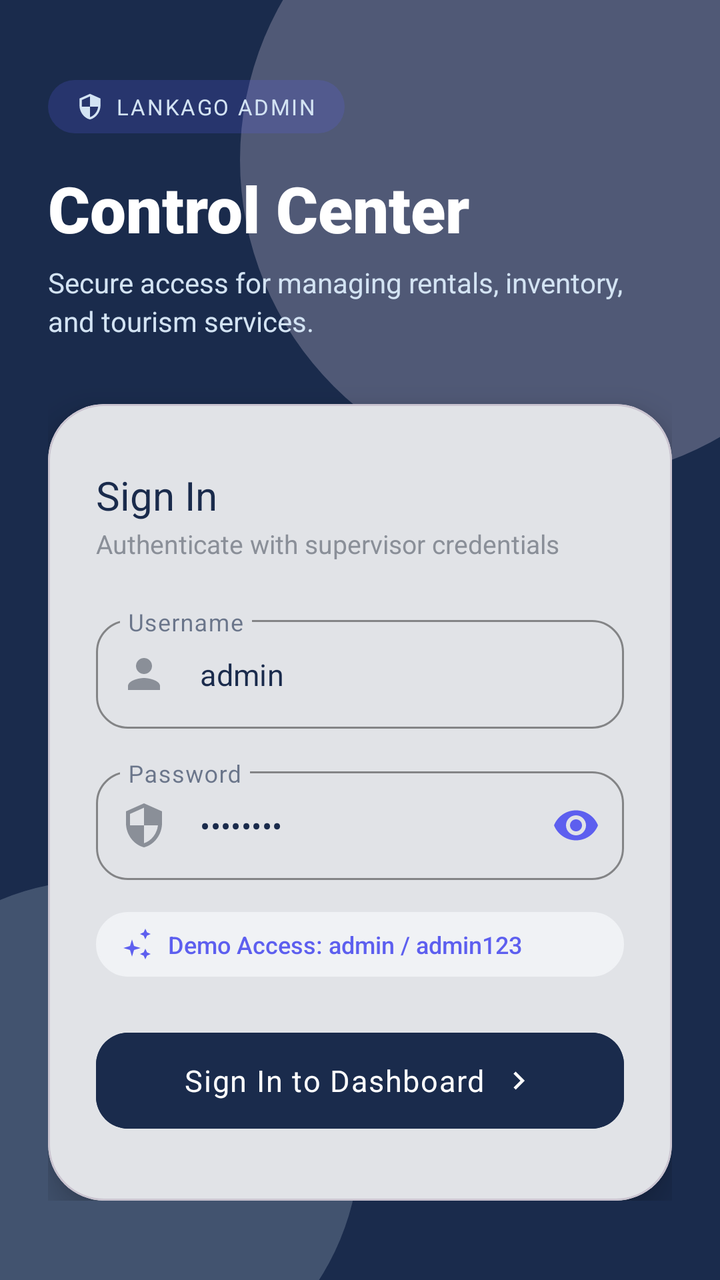
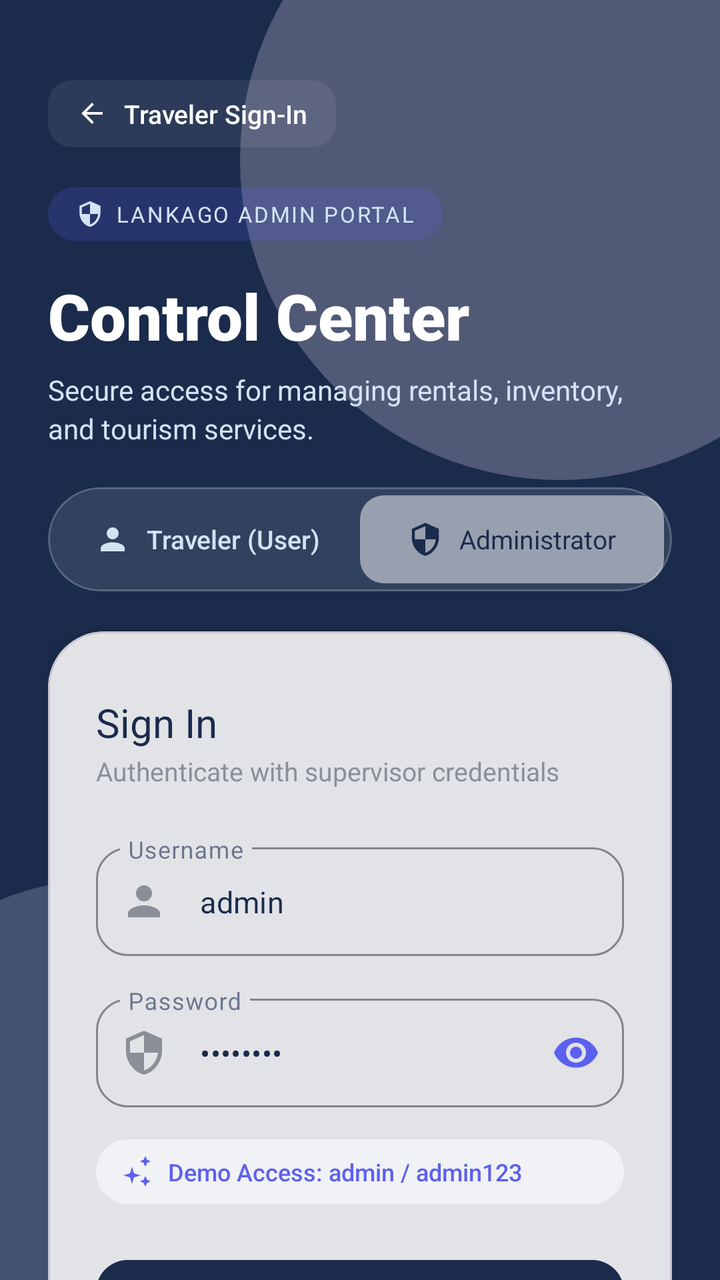

Screens rendered from an Android XML layout before and after an edit, with the pre-edit source and the edit as a unified diff.
<!-- AndroidManifest.xml: application theme Theme.LankaGo -->
<!-- res/layout/fragment_admin_login.xml -->
<?xml version="1.0" encoding="utf-8"?>
<androidx.constraintlayout.widget.ConstraintLayout
    xmlns:android="http://schemas.android.com/apk/res/android"
    xmlns:app="http://schemas.android.com/apk/res-auto"
    xmlns:tools="http://schemas.android.com/tools"
    android:id="@+id/admin_login_root"
    android:layout_width="match_parent"
    android:layout_height="match_parent"
    android:background="#1A2B4C"
    tools:context=".fragments.admin.AdminLoginFragment">

    
    <View
        android:layout_width="320dp"
        android:layout_height="320dp"
        android:alpha="0.25"
        android:background="@drawable/bg_circle_purple"
        app:layout_constraintEnd_toEndOf="parent"
        app:layout_constraintTop_toTopOf="parent"
        android:translationX="80dp"
        android:translationY="-80dp" />

    
    <View
        android:layout_width="260dp"
        android:layout_height="260dp"
        android:alpha="0.2"
        android:background="@drawable/bg_circle_blue"
        app:layout_constraintStart_toStartOf="parent"
        app:layout_constraintBottom_toBottomOf="parent"
        android:translationX="-80dp"
        android:translationY="60dp" />

    <androidx.core.widget.NestedScrollView
        android:layout_width="match_parent"
        android:layout_height="match_parent"
        android:fillViewport="true"
        app:layout_constraintBottom_toBottomOf="parent"
        app:layout_constraintEnd_toEndOf="parent"
        app:layout_constraintStart_toStartOf="parent"
        app:layout_constraintTop_toTopOf="parent">

        <androidx.constraintlayout.widget.ConstraintLayout
            android:layout_width="match_parent"
            android:layout_height="wrap_content"
            android:paddingHorizontal="24dp"
            android:paddingVertical="40dp">

            
            <LinearLayout
                android:id="@+id/layout_badge"
                android:layout_width="wrap_content"
                android:layout_height="wrap_content"
                android:background="@drawable/bg_pill_purple"
                android:backgroundTint="#335D5FEF"
                android:gravity="center_vertical"
                android:orientation="horizontal"
                android:paddingHorizontal="14dp"
                android:paddingVertical="6dp"
                app:layout_constraintStart_toStartOf="parent"
                app:layout_constraintTop_toTopOf="parent">

                <ImageView
                    android:layout_width="14dp"
                    android:layout_height="14dp"
                    android:contentDescription="Security"
                    android:src="@drawable/ic_shield"
                    app:tint="#D3E3F3" />

                <TextView
                    android:layout_width="wrap_content"
                    android:layout_height="wrap_content"
                    android:layout_marginStart="6dp"
                    android:fontFamily="sans-serif-bold"
                    android:letterSpacing="0.08"
                    android:text="LANKAGO ADMIN"
                    android:textColor="#D3E3F3"
                    android:textSize="11sp" />
            </LinearLayout>

            <TextView
                android:id="@+id/tv_title"
                android:layout_width="0dp"
                android:layout_height="wrap_content"
                android:layout_marginTop="16dp"
                android:fontFamily="sans-serif-black"
                android:text="Control Center"
                android:textColor="#FFFFFF"
                android:textSize="32sp"
                app:layout_constraintEnd_toEndOf="parent"
                app:layout_constraintStart_toStartOf="parent"
                app:layout_constraintTop_toBottomOf="@id/layout_badge" />

            <TextView
                android:id="@+id/tv_subtitle"
                android:layout_width="0dp"
                android:layout_height="wrap_content"
                android:layout_marginTop="6dp"
                android:fontFamily="sans-serif"
                android:text="Secure access for managing rentals, inventory, and tourism services."
                android:textColor="#D3E3F3"
                android:textSize="14sp"
                android:lineSpacingExtra="3dp"
                app:layout_constraintEnd_toEndOf="parent"
                app:layout_constraintStart_toStartOf="parent"
                app:layout_constraintTop_toBottomOf="@id/tv_title" />

            
            <com.google.android.material.card.MaterialCardView
                android:id="@+id/card_login"
                android:layout_width="match_parent"
                android:layout_height="wrap_content"
                android:layout_marginTop="32dp"
                app:cardBackgroundColor="#FFFFFF"
                app:cardCornerRadius="28dp"
                app:cardElevation="10dp"
                app:layout_constraintEnd_toEndOf="parent"
                app:layout_constraintStart_toStartOf="parent"
                app:layout_constraintTop_toBottomOf="@id/tv_subtitle">

                <LinearLayout
                    android:layout_width="match_parent"
                    android:layout_height="wrap_content"
                    android:orientation="vertical"
                    android:paddingHorizontal="24dp"
                    android:paddingVertical="32dp">

                    <TextView
                        android:layout_width="wrap_content"
                        android:layout_height="wrap_content"
                        android:fontFamily="sans-serif-bold"
                        android:text="Sign In"
                        android:textColor="#1A2B4C"
                        android:textSize="20sp" />

                    <TextView
                        android:layout_width="wrap_content"
                        android:layout_height="wrap_content"
                        android:layout_marginTop="2dp"
                        android:fontFamily="sans-serif"
                        android:text="Authenticate with supervisor credentials"
                        android:textColor="#8A8F98"
                        android:textSize="13sp" />

                    
                    <com.google.android.material.textfield.TextInputLayout
                        android:id="@+id/til_admin_username"
                        style="@style/Widget.MaterialComponents.TextInputLayout.OutlinedBox"
                        android:layout_width="match_parent"
                        android:layout_height="wrap_content"
                        android:layout_marginTop="24dp"
                        android:hint="Username"
                        app:boxCornerRadiusBottomEnd="16dp"
                        app:boxCornerRadiusBottomStart="16dp"
                        app:boxCornerRadiusTopEnd="16dp"
                        app:boxCornerRadiusTopStart="16dp"
                        app:boxStrokeColor="#5D5FEF"
                        app:hintTextColor="#5D5FEF"
                        app:startIconDrawable="@drawable/ic_admin_profile"
                        app:startIconTint="#8A8F98">

                        <com.google.android.material.textfield.TextInputEditText
                            android:id="@+id/et_admin_username"
                            android:layout_width="match_parent"
                            android:layout_height="wrap_content"
                            android:fontFamily="sans-serif"
                            android:inputType="text"
                            android:maxLines="1"
                            android:text="admin"
                            android:textColor="#1A2B4C"
                            android:textSize="15sp" />
                    </com.google.android.material.textfield.TextInputLayout>

                    
                    <com.google.android.material.textfield.TextInputLayout
                        android:id="@+id/til_admin_password"
                        style="@style/Widget.MaterialComponents.TextInputLayout.OutlinedBox"
                        android:layout_width="match_parent"
                        android:layout_height="wrap_content"
                        android:layout_marginTop="16dp"
                        android:hint="Password"
                        app:boxCornerRadiusBottomEnd="16dp"
                        app:boxCornerRadiusBottomStart="16dp"
                        app:boxCornerRadiusTopEnd="16dp"
                        app:boxCornerRadiusTopStart="16dp"
                        app:boxStrokeColor="#5D5FEF"
                        app:endIconMode="password_toggle"
                        app:endIconTint="#5D5FEF"
                        app:hintTextColor="#5D5FEF"
                        app:startIconDrawable="@drawable/ic_shield"
                        app:startIconTint="#8A8F98">

                        <com.google.android.material.textfield.TextInputEditText
                            android:id="@+id/et_admin_password"
                            android:layout_width="match_parent"
                            android:layout_height="wrap_content"
                            android:fontFamily="sans-serif"
                            android:inputType="textPassword"
                            android:maxLines="1"
                            android:text="admin123"
                            android:textColor="#1A2B4C"
                            android:textSize="15sp" />
                    </com.google.android.material.textfield.TextInputLayout>

                    
                    <LinearLayout
                        android:layout_width="match_parent"
                        android:layout_height="wrap_content"
                        android:layout_marginTop="16dp"
                        android:background="@drawable/bg_admin_chip_inactive"
                        android:backgroundTint="#F0F2F5"
                        android:gravity="center_vertical"
                        android:orientation="horizontal"
                        android:paddingHorizontal="12dp"
                        android:paddingVertical="8dp">

                        <ImageView
                            android:layout_width="16dp"
                            android:layout_height="16dp"
                            android:contentDescription="Info"
                            android:src="@drawable/ic_sparkle"
                            app:tint="#5D5FEF" />

                        <TextView
                            android:layout_width="wrap_content"
                            android:layout_height="wrap_content"
                            android:layout_marginStart="8dp"
                            android:fontFamily="sans-serif-medium"
                            android:text="Demo Access: admin / admin123"
                            android:textColor="#5D5FEF"
                            android:textSize="12sp" />
                    </LinearLayout>

                    
                    <com.google.android.material.button.MaterialButton
                        android:id="@+id/btn_admin_login"
                        android:layout_width="match_parent"
                        android:layout_height="56dp"
                        android:layout_marginTop="24dp"
                        android:backgroundTint="#1A2B4C"
                        android:fontFamily="sans-serif-bold"
                        android:letterSpacing="0.04"
                        android:text="Sign In to Dashboard"
                        android:textAllCaps="false"
                        android:textColor="#FFFFFF"
                        android:textSize="15sp"
                        app:cornerRadius="16dp"
                        app:elevation="4dp"
                        app:icon="@drawable/ic_arrow_forward"
                        app:iconGravity="textEnd"
                        app:iconTint="#FFFFFF" />

                </LinearLayout>
            </com.google.android.material.card.MaterialCardView>

        </androidx.constraintlayout.widget.ConstraintLayout>
    </androidx.core.widget.NestedScrollView>

</androidx.constraintlayout.widget.ConstraintLayout>
<!-- resources referenced by this layout -->
<resources>
  <!-- drawable bg_admin_chip_inactive (drawable) -->
  <?xml version="1.0" encoding="utf-8"?>
  <shape xmlns:android="http://schemas.android.com/apk/res/android"
      android:shape="rectangle">
      <solid android:color="#FFFFFF" />
      <stroke
          android:width="1dp"
          android:color="#E5E7EB" />
      <corners android:radius="50dp" />
  </shape>
  <!-- drawable bg_circle_blue (drawable) -->
  <?xml version="1.0" encoding="utf-8"?>
  <shape xmlns:android="http://schemas.android.com/apk/res/android"
      android:shape="oval">
      <solid android:color="#E3F2FD"/>
  </shape>
  <!-- drawable bg_circle_purple (drawable) -->
  <?xml version="1.0" encoding="utf-8"?>
  <shape xmlns:android="http://schemas.android.com/apk/res/android"
      android:shape="oval">
      <solid android:color="#F3E5F5"/>
  </shape>
  <!-- drawable bg_pill_purple (drawable) -->
  <?xml version="1.0" encoding="utf-8"?>
  <shape xmlns:android="http://schemas.android.com/apk/res/android" android:shape="rectangle">
      <solid android:color="#F3E5F5"/>
      <corners android:radius="16dp"/>
  </shape>
  <!-- drawable ic_arrow_forward (drawable) -->
  <vector xmlns:android="http://schemas.android.com/apk/res/android"
      android:width="24dp"
      android:height="24dp"
      android:viewportWidth="24.0"
      android:viewportHeight="24.0">
      <path
          android:fillColor="#FFFFFF"
          android:pathData="M10,6L8.59,7.41L13.17,12L8.59,16.59L10,18L16,12L10,6z"/>
  </vector>
  <style name="Theme.LankaGo" parent="Base.Theme.LankaGo" />
  <color name="primary">#1A2B4C</color>
  <color name="on_primary">#FFFFFF</color>
  <color name="primary_container">#E6EEF8</color>
  <color name="on_primary_container">#0D192E</color>
  <color name="secondary">#F59E0B</color>
  <color name="on_secondary">#FFFFFF</color>
  <color name="secondary_container">#FEF3C7</color>
  <color name="on_secondary_container">#78350F</color>
  <color name="background_primary">#F8F9FA</color>
  <color name="surface_card">#FFFFFF</color>
  <color name="text_primary">#1A2B4C</color>
  <color name="surface_variant">#F1F5F9</color>
  <color name="text_secondary">#64748B</color>
  <color name="border">#E2E8F0</color>
  <style name="Widget.LankaGo.Button" parent="Widget.Material3.Button">
          <item name="backgroundTint">@color/primary</item>
          <item name="android:textColor">@color/on_primary</item>
          <item name="cornerRadius">12dp</item>
      </style>
  <style name="Widget.LankaGo.FloatingActionButton" parent="Widget.Material3.FloatingActionButton.Primary">
          <item name="backgroundTint">@color/secondary</item>
          <item name="tint">@color/on_secondary</item>
      </style>
  <style name="Widget.LankaGo.ActiveIndicator" parent="Widget.Material3.BottomNavigationView.ActiveIndicator">
          <item name="android:color">@color/primary_container</item>
      </style>
  <!-- unchanged entries left out for length: 5 -->
</resources>

<!-- the commit's change to res/layout/fragment_admin_login.xml (unified diff, before → after) -->
@@ -48,9 +48,42 @@
 
             
             <LinearLayout
+                android:id="@+id/btn_back_to_user_login"
+                android:layout_width="wrap_content"
+                android:layout_height="wrap_content"
+                android:background="@drawable/bg_pill"
+                android:backgroundTint="#26FFFFFF"
+                android:clickable="true"
+                android:focusable="true"
+                android:gravity="center_vertical"
+                android:orientation="horizontal"
+                android:paddingHorizontal="14dp"
+                android:paddingVertical="8dp"
+                app:layout_constraintStart_toStartOf="parent"
+                app:layout_constraintTop_toTopOf="parent">
+
+                <ImageView
+                    android:layout_width="16dp"
+                    android:layout_height="16dp"
+                    android:src="@drawable/ic_arrow_back"
+                    app:tint="#FFFFFF" />
+
+                <TextView
+                    android:layout_width="wrap_content"
+                    android:layout_height="wrap_content"
+                    android:layout_marginStart="8dp"
+                    android:fontFamily="sans-serif-medium"
+                    android:text="Traveler Sign-In"
+                    android:textColor="#FFFFFF"
+                    android:textSize="13sp" />
+            </LinearLayout>
+
+            
+            <LinearLayout
                 android:id="@+id/layout_badge"
                 android:layout_width="wrap_content"
                 android:layout_height="wrap_content"
+                android:layout_marginTop="20dp"
                 android:background="@drawable/bg_pill_purple"
                 android:backgroundTint="#335D5FEF"
                 android:gravity="center_vertical"
@@ -58,7 +91,7 @@
                 android:paddingHorizontal="14dp"
                 android:paddingVertical="6dp"
                 app:layout_constraintStart_toStartOf="parent"
-                app:layout_constraintTop_toTopOf="parent">
+                app:layout_constraintTop_toBottomOf="@id/btn_back_to_user_login">
 
                 <ImageView
                     android:layout_width="14dp"
@@ -73,7 +106,7 @@
                     android:layout_marginStart="6dp"
                     android:fontFamily="sans-serif-bold"
                     android:letterSpacing="0.08"
-                    android:text="LANKAGO ADMIN"
+                    android:text="LANKAGO ADMIN PORTAL"
                     android:textColor="#D3E3F3"
                     android:textSize="11sp" />
             </LinearLayout>
@@ -107,16 +140,97 @@
 
             
             <com.google.android.material.card.MaterialCardView
+                android:id="@+id/layout_admin_role_selector"
+                android:layout_width="0dp"
+                android:layout_height="52dp"
+                android:layout_marginTop="20dp"
+                app:cardCornerRadius="26dp"
+                app:cardElevation="0dp"
+                app:strokeWidth="1dp"
+                app:strokeColor="#33FFFFFF"
+                app:cardBackgroundColor="#1AFFFFFF"
+                app:layout_constraintEnd_toEndOf="parent"
+                app:layout_constraintStart_toStartOf="parent"
+                app:layout_constraintTop_toBottomOf="@id/tv_subtitle">
+
+                <LinearLayout
+                    android:layout_width="match_parent"
+                    android:layout_height="match_parent"
+                    android:orientation="horizontal"
+                    android:padding="4dp">
+
+                    
+                    <LinearLayout
+                        android:id="@+id/btn_admin_role_user"
+                        android:layout_width="0dp"
+                        android:layout_height="match_parent"
+                        android:layout_weight="1"
+                        android:background="@android:color/transparent"
+                        android:gravity="center"
+                        android:clickable="true"
+                        android:focusable="true"
+                        android:orientation="horizontal">
+
+                        <ImageView
+                            android:layout_width="18dp"
+                            android:layout_height="18dp"
+                            android:src="@drawable/ic_nav_profile"
+                            app:tint="#D3E3F3" />
+
+                        <TextView
+                            android:layout_width="wrap_content"
+                            android:layout_height="wrap_content"
+                            android:layout_marginStart="8dp"
+                            android:fontFamily="sans-serif-medium"
+                            android:text="Traveler (User)"
+                            android:textColor="#D3E3F3"
+                            android:textSize="13sp" />
+                    </LinearLayout>
+
+                    
+                    <LinearLayout
+                        android:id="@+id/btn_admin_role_admin"
+                        android:layout_width="0dp"
+                        android:layout_height="match_parent"
+                        android:layout_weight="1"
+                        android:background="@drawable/bg_pill"
+                        android:backgroundTint="#FFFFFF"
+                        android:gravity="center"
+                        android:clickable="true"
+                        android:focusable="true"
+                        android:orientation="horizontal">
+
+                        <ImageView
+                            android:layout_width="18dp"
+                            android:layout_height="18dp"
+                            android:src="@drawable/ic_shield"
+                            app:tint="#1A2B4C" />
+
+                        <TextView
+                            android:layout_width="wrap_content"
+                            android:layout_height="wrap_content"
+                            android:layout_marginStart="8dp"
+                            android:fontFamily="sans-serif-bold"
+                            android:text="Administrator"
+                            android:textColor="#1A2B4C"
+                            android:textSize="13sp" />
+                    </LinearLayout>
+
+                </LinearLayout>
+            </com.google.android.material.card.MaterialCardView>
+
+            
+            <com.google.android.material.card.MaterialCardView
                 android:id="@+id/card_login"
                 android:layout_width="match_parent"
                 android:layout_height="wrap_content"
-                android:layout_marginTop="32dp"
+                android:layout_marginTop="20dp"
                 app:cardBackgroundColor="#FFFFFF"
                 app:cardCornerRadius="28dp"
                 app:cardElevation="10dp"
                 app:layout_constraintEnd_toEndOf="parent"
                 app:layout_constraintStart_toStartOf="parent"
-                app:layout_constraintTop_toBottomOf="@id/tv_subtitle">
+                app:layout_constraintTop_toBottomOf="@id/layout_admin_role_selector">
 
                 <LinearLayout
                     android:layout_width="match_parent"
@@ -250,6 +364,19 @@
                         app:iconGravity="textEnd"
                         app:iconTint="#FFFFFF" />
 
+                    
+                    <TextView
+                        android:id="@+id/btn_switch_to_user_login"
+                        android:layout_width="wrap_content"
+                        android:layout_height="wrap_content"
+                        android:layout_gravity="center_horizontal"
+                        android:layout_marginTop="18dp"
+                        android:fontFamily="sans-serif-bold"
+                        android:padding="8dp"
+                        android:text="← Not an Administrator? Sign In as Traveler"
+                        android:textColor="#5D5FEF"
+                        android:textSize="13sp" />
+
                 </LinearLayout>
             </com.google.android.material.card.MaterialCardView>
 
<!-- resource entries referenced after the edit -->
@@ -22,12 +22,29 @@
       android:shape="oval">
       <solid android:color="#F3E5F5"/>
   </shape>
+  <!-- drawable bg_pill (drawable) -->
+  <?xml version="1.0" encoding="utf-8"?>
+  <shape xmlns:android="http://schemas.android.com/apk/res/android"
+      android:shape="rectangle">
+      <solid android:color="#80000000"/>
+      <corners android:radius="12dp"/>
+  </shape>
   <!-- drawable bg_pill_purple (drawable) -->
   <?xml version="1.0" encoding="utf-8"?>
   <shape xmlns:android="http://schemas.android.com/apk/res/android" android:shape="rectangle">
       <solid android:color="#F3E5F5"/>
       <corners android:radius="16dp"/>
   </shape>
+  <!-- drawable ic_arrow_back (drawable) -->
+  <vector xmlns:android="http://schemas.android.com/apk/res/android"
+      android:width="24dp"
+      android:height="24dp"
+      android:viewportWidth="24.0"
+      android:viewportHeight="24.0">
+      <path
+          android:fillColor="#1A2B4C"
+          android:pathData="M20,11H7.83l5.59-5.59L12,4l-8,8 8,8 1.41-1.41L7.83,13H20v-2z"/>
+  </vector>
   <!-- drawable ic_arrow_forward (drawable) -->
   <vector xmlns:android="http://schemas.android.com/apk/res/android"
       android:width="24dp"
@@ -37,6 +54,16 @@
       <path
           android:fillColor="#FFFFFF"
           android:pathData="M10,6L8.59,7.41L13.17,12L8.59,16.59L10,18L16,12L10,6z"/>
+  </vector>
+  <!-- drawable ic_nav_profile (drawable) -->
+  <vector xmlns:android="http://schemas.android.com/apk/res/android"
+      android:width="24dp"
+      android:height="24dp"
+      android:viewportWidth="24"
+      android:viewportHeight="24">
+      <path
+          android:fillColor="#1A2B4C"
+          android:pathData="M12,4A4,4 0 0,1 16,8A4,4 0 0,1 12,12A4,4 0 0,1 8,8A4,4 0 0,1 12,4M12,14C16.42,14 20,15.79 20,18V20H4V18C4,15.79 7.58,14 12,14Z"/>
   </vector>
   <style name="Theme.LankaGo" parent="Base.Theme.LankaGo" />
   <color name="primary">#1A2B4C</color>
